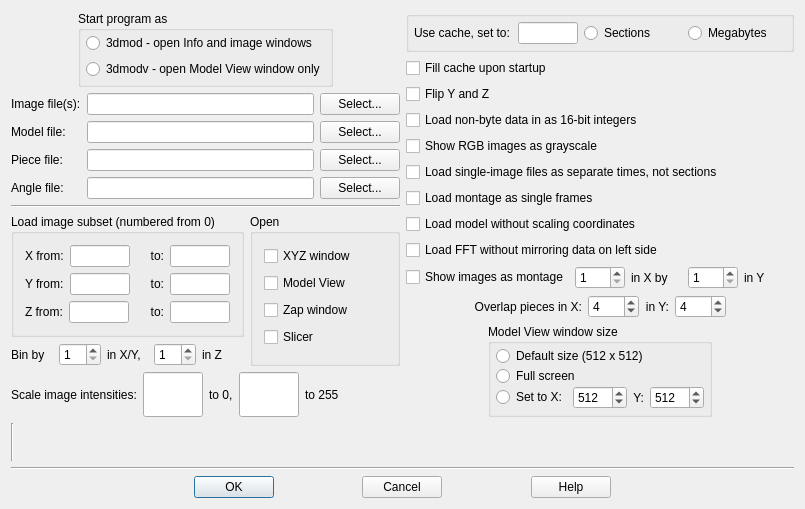
Qt form 3dmod/form_startup.ui (LabShare-Archive/IMOD) before a commit.
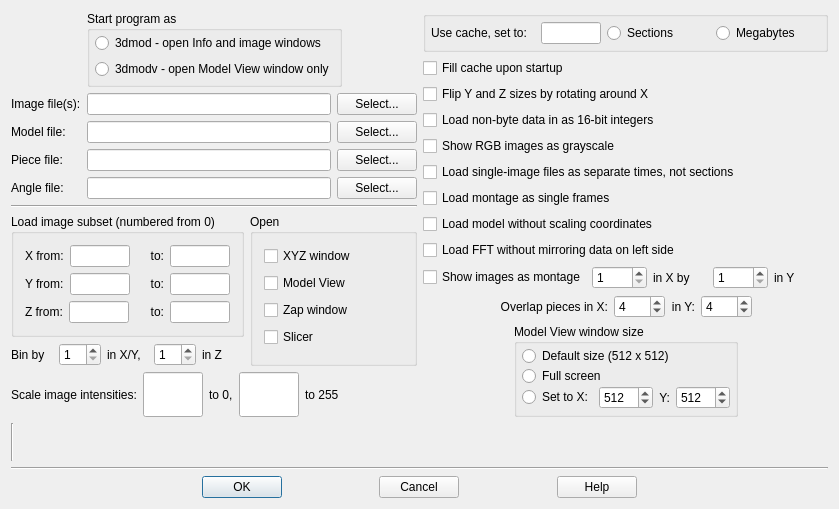
The same form after that commit.

Commit message: Documentation, label, menu chages etc for new flipping

Patch:
```diff
--- a/3dmod/form_startup.ui
+++ b/3dmod/form_startup.ui
@@ -1,11 +1,11 @@
 <ui version="4.0" >
  <class>StartupForm</class>
- <widget class="QDialog" name="StartupForm" >
-  <property name="geometry" >
+ <widget class="QDialog" name="StartupForm">
+  <property name="geometry">
    <rect>
     <x>0</x>
     <y>0</y>
-    <width>805</width>
+    <width>839</width>
     <height>509</height>
    </rect>
   </property>
@@ -667,9 +667,9 @@
         </widget>
        </item>
        <item>
-        <widget class="QCheckBox" name="flipCheckBox" >
-         <property name="text" >
-          <string>Flip Y and Z</string>
+        <widget class="QCheckBox" name="flipCheckBox">
+         <property name="text">
+          <string>Flip Y and Z sizes by rotating around X</string>
          </property>
         </widget>
        </item>
@@ -1120,7 +1120,7 @@
    </item>
   </layout>
  </widget>
- <layoutdefault spacing="6" margin="11" />
+ <layoutdefault spacing="6" margin="11"/>
  <tabstops>
   <tabstop>start3dmodRadio</tabstop>
   <tabstop>startModvRadio</tabstop>
```
Left out of the diff: 707 changed lines with no effect on the pictures. The commit also changes 5 other files.
